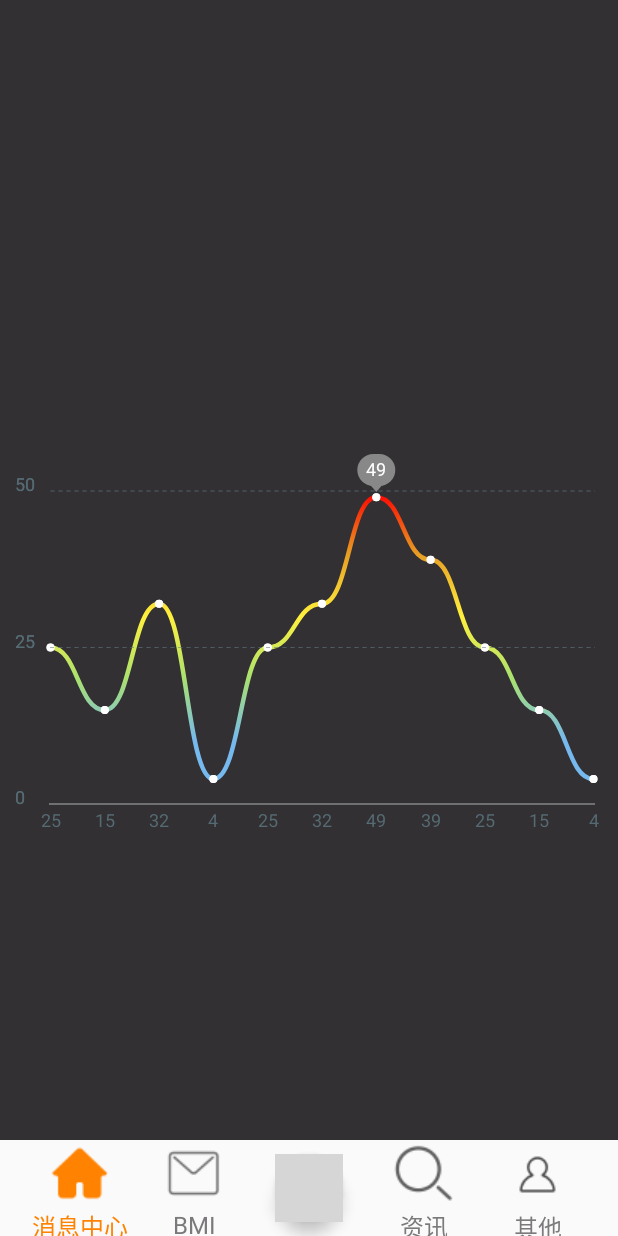
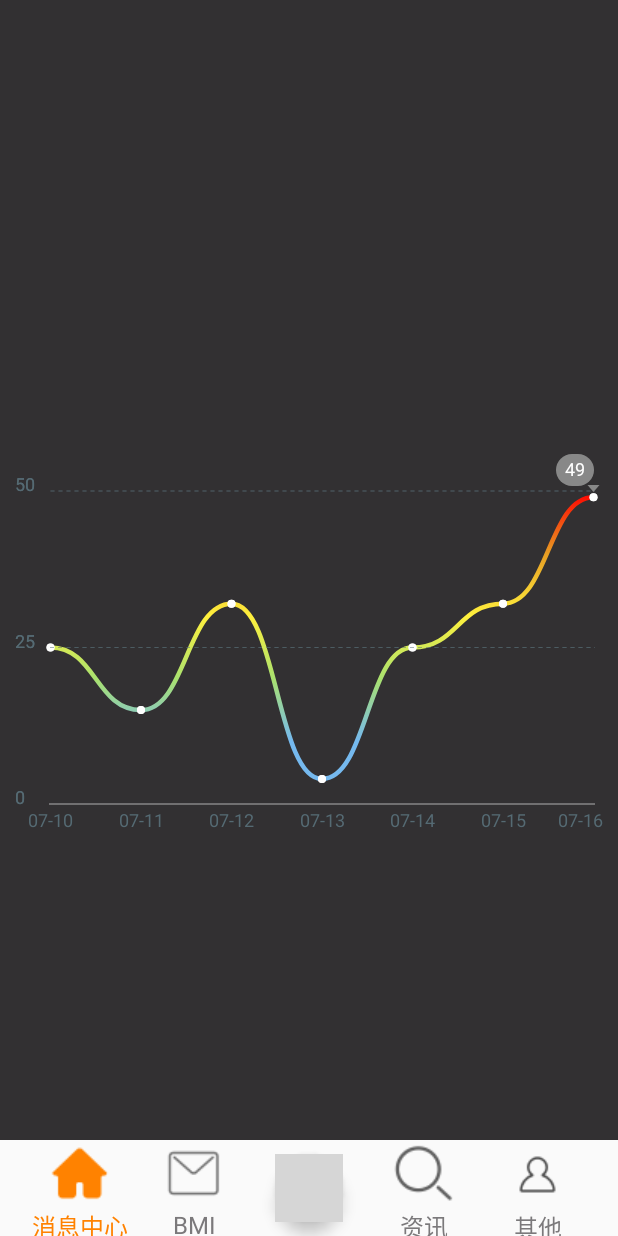
Before and after one commit to yezhihao4611/HealthDiary, an Android app: the screen it shows after launch (MainActivity), on a phone screen of 412 x 824 dp. Run offline under Robolectric (Android 15) with nearby library versions, the light colour scheme and no system bars; our stand-ins replace CircleImageView; grey boxes are pictures that could not be loaded.

Commit message:
20161028 Hao

```diff
--- a/app/src/main/java/com/tz/healthdiary/fragment/CentreFragment.java
+++ b/app/src/main/java/com/tz/healthdiary/fragment/CentreFragment.java
@@ -45,17 +45,13 @@ public class CentreFragment extends Fragment {
 
         List<Jchart> lines = new ArrayList<>();
 
-        lines.add(new Jchart(25, Color.parseColor("#5F77F6")));
-        lines.add(new Jchart(15, Color.parseColor("#5F77F6")));
-        lines.add(new Jchart(32, Color.parseColor("#5F77F6")));
-        lines.add(new Jchart(4, Color.parseColor("#5F77F6")));
-        lines.add(new Jchart(25, Color.parseColor("#5F77F6")));
-        lines.add(new Jchart(32, Color.parseColor("#5F77F6")));
-        lines.add(new Jchart(49, Color.parseColor("#5F77F6")));
-        lines.add(new Jchart(39, Color.parseColor("#5F77F6")));
-        lines.add(new Jchart(25, Color.parseColor("#5F77F6")));
-        lines.add(new Jchart(15, Color.parseColor("#5F77F6")));
-        lines.add(new Jchart(4, Color.parseColor("#5F77F6")));
+        lines.add(new Jchart(0, 25, "07-10", Color.parseColor("#5F77F6")));
+        lines.add(new Jchart(0, 15, "07-11", Color.parseColor("#5F77F6")));
+        lines.add(new Jchart(0, 32, "07-12", Color.parseColor("#5F77F6")));
+        lines.add(new Jchart(0, 4, "07-13", Color.parseColor("#5F77F6")));
+        lines.add(new Jchart(0, 25, "07-14", Color.parseColor("#5F77F6")));
+        lines.add(new Jchart(0, 32, "07-15", Color.parseColor("#5F77F6")));
+        lines.add(new Jchart(0, 49, "07-16", Color.parseColor("#5F77F6")));
 
 
         mLineChar.setLineStyle(JcoolGraph.LINE_CURVE);
@@ -67,13 +63,15 @@ public class CentreFragment extends Fragment {
 //        mLineChar.setYaxisValues(0, 0, 0);
         mLineChar.setPaintShaderColors(Color.RED, Color.parseColor("#E79D23"), Color.parseColor("#FFF03D"), Color.parseColor("#A9E16F"), Color.parseColor("#75B9EF"));
 
-
     }
 
     @Override
     public void onResume() {
         super.onResume();
+
         mLineChar.aniShow_growing();
+
     }
 
+
 }
```
